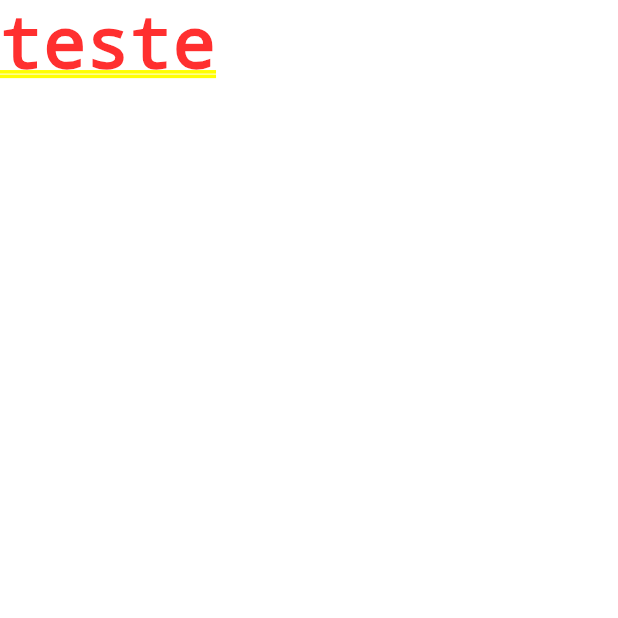
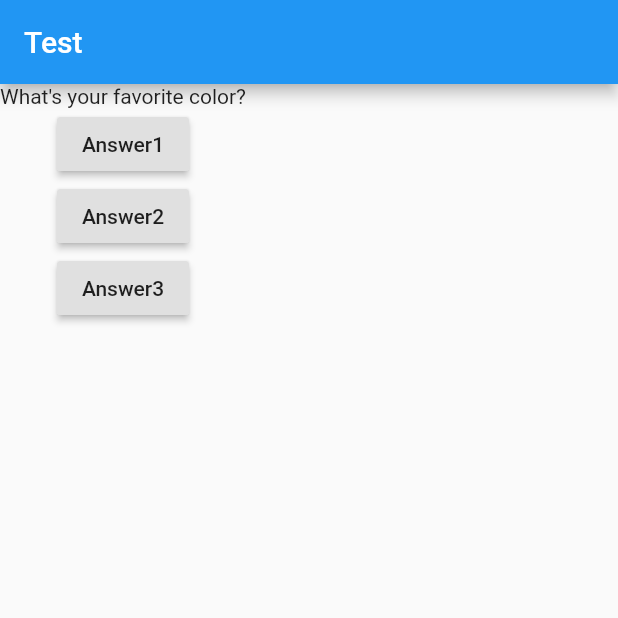
Before and after one commit to Lucas3995/courseproject.flutter.basicquizz, a Flutter app: the screen it shows after launch, on a phone screen of 412 x 824 dp, the top half of it. Run offline on Flutter 3.47's test engine with Material 2 defaults, Android fonts, the phone set to English and light mode, and no system bars.

Commit message:
Transforming main into a statefull widget and begin app specific code

```diff
--- a/lib/main.dart
+++ b/lib/main.dart
@@ -1,13 +1,45 @@
 import 'package:flutter/material.dart';
 
-void main(List<String> args) {
-  runApp(MyApp());
+void main() => runApp(QuizzApp());
+
+class QuizzApp extends StatefulWidget {
+  @override
+  _QuizzAppState createState() => _QuizzAppState();
 }
 
-class MyApp extends StatelessWidget{
-    Widget build(BuildContext context){
-        return MaterialApp(
-            home: Text('teste')
-        );
-    }
+class _QuizzAppState extends State<QuizzApp> {
+  var questionIndex = 0;
+
+  void answerQuestion(answer) {
+    setState(() {
+      //incomplete. can be setted to a larger value than the questions count
+      questionIndex++;
+    });
+    print("questionIndex $questionIndex");
+    print("Answer $answer");
+  }
+
+  @override
+  Widget build(BuildContext context) {
+    var questions = [
+      'What\'s your favorite color?',
+      'What\'s your favorite animal?'
+    ];
+
+    return MaterialApp(
+        home: Scaffold(
+      appBar: AppBar(title: Text('Test')),
+      body: Column(
+        children: <Widget>[
+          Text(questions[questionIndex]),
+          RaisedButton(
+              child: Text("Answer1"), onPressed: () => answerQuestion(1)),
+          RaisedButton(
+              child: Text("Answer2"), onPressed: () => answerQuestion(2)),
+          RaisedButton(
+              child: Text("Answer3"), onPressed: () => answerQuestion(3))
+        ],
+      ),
+    ));
+  }
 }
```
Also changed, not shown: pubspec.lock, 2 other files.
